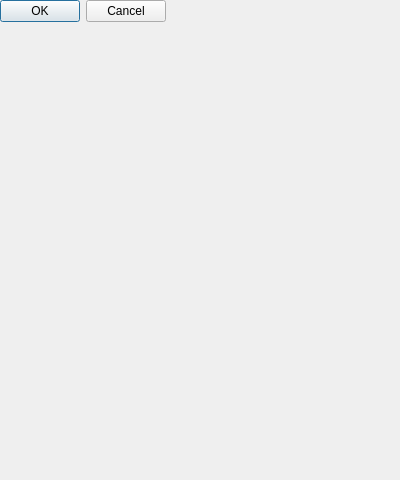
The window that src/captchadlg.ui (psi-im/psi) describes before a commit, drawn with Qt 5.
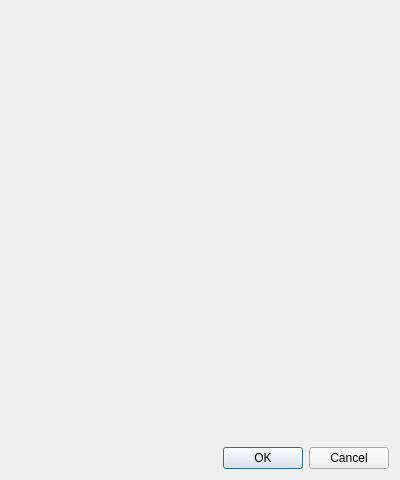
The same window after the commit. Custom widgets are drawn as their Qt base class.

Commit message: captchadlg.ui: move vertical layout into UI and add an account label

```diff
--- a/src/captchadlg.ui
+++ b/src/captchadlg.ui
@@ -13,6 +13,24 @@
   <property name="windowTitle">
    <string>You need to pass verification</string>
   </property>
+  <layout class="QVBoxLayout" name="verticalLayout" stretch="1,2,1">
+   <item>
+    <widget class="AccountLabel" name="lb_ident" native="true">
+     <property name="sizePolicy">
+      <sizepolicy hsizetype="Minimum" vsizetype="Preferred">
+       <horstretch>0</horstretch>
+       <verstretch>0</verstretch>
+      </sizepolicy>
+     </property>
+     <property name="text" stdset="0">
+      <string>AccountLabel</string>
+     </property>
+    </widget>
+   </item>
+   <item>
+    <layout class="QHBoxLayout" name="layoutForm"/>
+   </item>
+   <item>
   <widget class="QDialogButtonBox" name="buttonBox">
    <property name="orientation">
     <enum>Qt::Horizontal</enum>
@@ -21,7 +39,16 @@
     <set>QDialogButtonBox::Cancel|QDialogButtonBox::Ok</set>
    </property>
   </widget>
+   </item>
+  </layout>
  </widget>
+ <customwidgets>
+  <customwidget>
+   <class>AccountLabel</class>
+   <extends>QWidget</extends>
+   <header>accountlabel.h</header>
+  </customwidget>
+ </customwidgets>
  <resources/>
  <connections>
   <connection>
```
Lines whose indentation alone changed are shown as unchanged. The commit also changes 1 other file.
